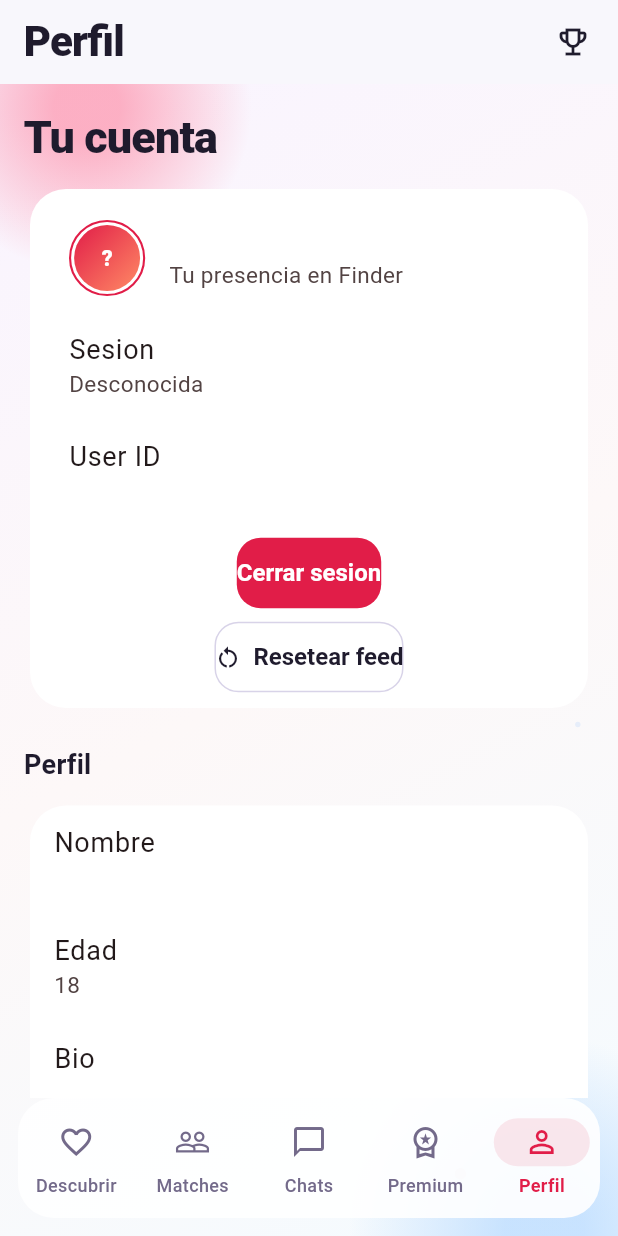
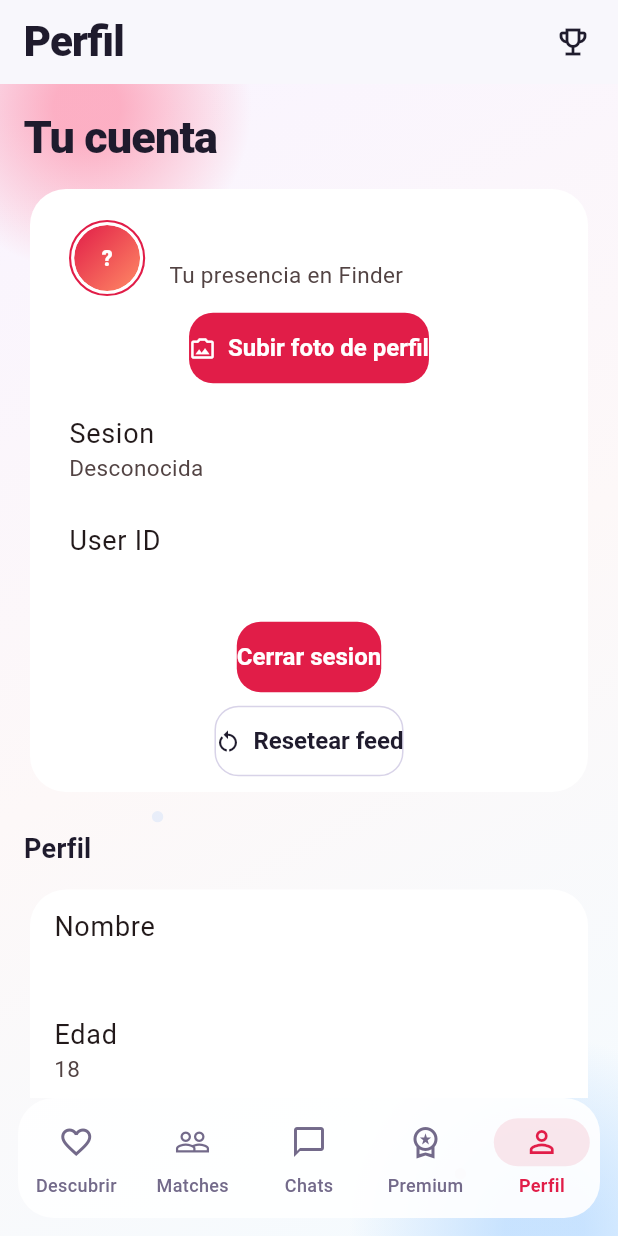
Before and after one commit to Lisandro1313/Finder, a Flutter app: the screen it shows once a user with an empty profile is signed in, item 5 of the bottom bar chosen, on a phone screen of 412 x 824 dp. Run offline on Flutter 3.47's test engine with Material 2 defaults, Android fonts, the phone set to English and light mode, and no system bars; our stand-ins replace cloud_firestore, firebase_auth, firebase_core, firebase_messaging, firebase_storage, google_sign_in and 2 more; accounts and stored records are empty.

Commit message:
feat(profile): add real photo upload flow with firebase storage and polish retention UX

```diff
--- a/lib/data/models/finder_profile.dart
+++ b/lib/data/models/finder_profile.dart
@@ -5,6 +5,7 @@ class FinderProfile {
     required this.age,
     required this.distanceKm,
     required this.bio,
+    this.photoUrl,
   });
 
   final String id;
@@ -12,4 +13,5 @@ class FinderProfile {
   final int age;
   final int distanceKm;
   final String bio;
+  final String? photoUrl;
 }
--- a/lib/data/models/user_profile.dart
+++ b/lib/data/models/user_profile.dart
@@ -5,6 +5,7 @@ class UserProfile {
     required this.age,
     required this.bio,
     required this.distanceKm,
+    this.photoUrl,
   });
 
   final String id;
@@ -12,4 +13,5 @@ class UserProfile {
   final int age;
   final String bio;
   final int distanceKm;
+  final String? photoUrl;
 }
--- a/lib/data/repositories/discover_repository.dart
+++ b/lib/data/repositories/discover_repository.dart
@@ -42,6 +42,7 @@ class FirestoreDiscoverRepository implements DiscoverRepository {
             age: (data['age'] as num?)?.toInt() ?? 18,
             distanceKm: (data['distanceKm'] as num?)?.toInt() ?? 1,
             bio: data['bio'] as String? ?? 'Sin bio por ahora.',
+            photoUrl: data['photoUrl'] as String?,
           );
         })
         .where((p) => p.age >= preferences.minAge && p.age <= preferences.maxAge)
@@ -96,6 +97,7 @@ class MockDiscoverRepository implements DiscoverRepository {
         age: 24,
         distanceKm: 2,
         bio: 'Cafe, gym y viajes cortos.',
+        photoUrl: null,
       ),
       FinderProfile(
         id: 'lucas_27',
@@ -103,6 +105,7 @@ class MockDiscoverRepository implements DiscoverRepository {
         age: 27,
         distanceKm: 4,
         bio: 'Sushi fan, perro lover, full buena onda.',
+        photoUrl: null,
       ),
       FinderProfile(
         id: 'valen_22',
@@ -110,6 +113,7 @@ class MockDiscoverRepository implements DiscoverRepository {
         age: 22,
         distanceKm: 1,
         bio: 'Me gusta bailar, hablar de todo y salir.',
+        photoUrl: null,
       ),
     ];
 
--- a/lib/features/common/identity_avatar.dart
+++ b/lib/features/common/identity_avatar.dart
@@ -8,6 +8,7 @@ class IdentityAvatar extends StatelessWidget {
     this.radius = 22,
     this.showRing = false,
     this.heroTag,
+    this.imageUrl,
   });
 
   final String seed;
@@ -15,36 +16,27 @@ class IdentityAvatar extends StatelessWidget {
   final double radius;
   final bool showRing;
   final String? heroTag;
+  final String? imageUrl;
 
   @override
   Widget build(BuildContext context) {
     final colors = _paletteForSeed(seed);
     final initials = _initialsFromLabel(label);
 
+    final hasImage = imageUrl != null && imageUrl!.isNotEmpty;
     final avatar = CircleAvatar(
       radius: radius,
       backgroundColor: Colors.transparent,
-      child: Container(
-        width: radius * 2,
-        height: radius * 2,
-        decoration: BoxDecoration(
-          shape: BoxShape.circle,
-          gradient: LinearGradient(
-            begin: Alignment.topLeft,
-            end: Alignment.bottomRight,
-            colors: colors,
-          ),
-        ),
-        alignment: Alignment.center,
-        child: Text(
-          initials,
-          style: TextStyle(
-            color: Colors.white,
-            fontSize: radius * 0.65,
-            fontWeight: FontWeight.w800,
-            letterSpacing: 0.2,
-          ),
-        ),
+      child: ClipOval(
+        child: hasImage
+            ? Image.network(
+                imageUrl!,
+                width: radius * 2,
+                height: radius * 2,
+                fit: BoxFit.cover,
+                errorBuilder: (_, __, ___) => _InitialsCircle(radius: radius, colors: colors, initials: initials),
+              )
+            : _InitialsCircle(radius: radius, colors: colors, initials: initials),
       ),
     );
 
@@ -66,6 +58,44 @@ class IdentityAvatar extends StatelessWidget {
     }
 
     return result;
+  }
+}
+
+class _InitialsCircle extends StatelessWidget {
+  const _InitialsCircle({
+    required this.radius,
+    required this.colors,
+    required this.initials,
+  });
+
+  final double radius;
+  final List<Color> colors;
+  final String initials;
+
+  @override
+  Widget build(BuildContext context) {
+    return Container(
+      width: radius * 2,
+      height: radius * 2,
+      decoration: BoxDecoration(
+        shape: BoxShape.circle,
+        gradient: LinearGradient(
+          begin: Alignment.topLeft,
+          end: Alignment.bottomRight,
+          colors: colors,
+        ),
+      ),
+      alignment: Alignment.center,
+      child: Text(
+        initials,
+        style: TextStyle(
+          color: Colors.white,
+          fontSize: radius * 0.65,
+          fontWeight: FontWeight.w800,
+          letterSpacing: 0.2,
+        ),
+      ),
+    );
   }
 }
 
--- a/lib/features/discover/discover_tab.dart
+++ b/lib/features/discover/discover_tab.dart
@@ -181,6 +181,7 @@ class _DiscoverTabState extends State<DiscoverTab> {
                                         label: profile.name,
                                         radius: 40,
                                         showRing: true,
+                                        imageUrl: profile.photoUrl,
                                       ),
                                     ),
                                   ],
--- a/lib/features/profile/profile_tab.dart
+++ b/lib/features/profile/profile_tab.dart
@@ -1,4 +1,5 @@
 import 'package:flutter/material.dart';
+import 'package:image_picker/image_picker.dart';
 
 import '../../data/models/report_item.dart';
 import '../../data/models/user_preferences.dart';
@@ -36,6 +37,7 @@ class _ProfileTabState extends State<ProfileTab> {
   final _minAgeController = TextEditingController();
   final _maxAgeController = TextEditingController();
   final _maxDistanceController = TextEditingController();
+  bool _uploadingPhoto = false;
 
   @override
   void dispose() {
@@ -79,10 +81,23 @@ class _ProfileTabState extends State<ProfileTab> {
                         label: profile.name,
                         radius: 22,
                         showRing: true,
+                        imageUrl: profile.photoUrl,
                       ),
                       title: Text(profile.name),
                       subtitle: const Text('Tu presencia en Finder'),
                     ),
+                    FilledButton.tonalIcon(
+                      onPressed: _uploadingPhoto ? null : () => _pickAndUploadPhoto(profile),
+                      icon: _uploadingPhoto
+                          ? const SizedBox(
+                              width: 16,
+                              height: 16,
+                              child: CircularProgressIndicator(strokeWidth: 2),
+                            )
+                          : const Icon(Icons.photo_camera_back_outlined),
+                      label: Text(_uploadingPhoto ? 'Subiendo foto...' : 'Subir foto de perfil'),
+                    ),
+                    const SizedBox(height: 8),
                     ListTile(title: const Text('Sesion'), subtitle: Text(widget.sessionLabel)),
                     ListTile(title: const Text('User ID'), subtitle: Text(widget.currentUserId)),
                     const SizedBox(height: 6),
@@ -303,4 +318,57 @@ class _ProfileTabState extends State<ProfileTab> {
       selection: TextSelection.collapsed(offset: nextValue.length),
     );
   }
+
+  Future<void> _pickAndUploadPhoto(UserProfile currentProfile) async {
+    final picker = ImagePicker();
+    final file = await picker.pickImage(
+      source: ImageSource.gallery,
+      maxWidth: 1080,
+      imageQuality: 86,
+    );
+
+    if (file == null) return;
+
+    setState(() => _uploadingPhoto = true);
+    try {
+      final bytes = await file.readAsBytes();
+      final extension = _fileExtension(file.name);
+      final url = await widget.profileRepository.uploadProfilePhoto(
+        userId: widget.currentUserId,
+        bytes: bytes,
+        fileExtension: extension,
+      );
+
+      if (url != null && currentProfile.photoUrl != url) {
+        await widget.profileRepository.saveProfile(
+          UserProfile(
+            id: currentProfile.id,
+            name: currentProfile.name,
+            age: currentProfile.age,
+            bio: currentProfile.bio,
+            distanceKm: currentProfile.distanceKm,
+            photoUrl: url,
+          ),
+        );
+      }
+
+      if (!mounted) return;
+      ScaffoldMessenger.of(context).showSnackBar(
+        const SnackBar(content: Text('Foto de perfil actualizada.')),
+      );
+    } catch (_) {
+      if (!mounted) return;
+      ScaffoldMessenger.of(context).showSnackBar(
+        const SnackBar(content: Text('No se pudo subir la foto. Intenta nuevamente.')),
+      );
+    } finally {
+      if (mounted) setState(() => _uploadingPhoto = false);
+    }
+  }
+
+  String _fileExtension(String fileName) {
+    final idx = fileName.lastIndexOf('.');
+    if (idx == -1 || idx == fileName.length - 1) return 'jpg';
+    return fileName.substring(idx + 1).toLowerCase();
+  }
 }
--- a/lib/main.dart
+++ b/lib/main.dart
@@ -1,6 +1,7 @@
 import 'package:cloud_firestore/cloud_firestore.dart';
 import 'package:firebase_auth/firebase_auth.dart';
 import 'package:firebase_messaging/firebase_messaging.dart';
+import 'package:firebase_storage/firebase_storage.dart';
 import 'package:flutter/foundation.dart';
 import 'package:flutter/material.dart';
 import 'package:google_sign_in/google_sign_in.dart';
@@ -31,7 +32,7 @@ Future<void> main() async {
       ? FirebaseAuthRepository(FirebaseAuth.instance, GoogleSignIn())
       : MockAuthRepository();
   final profileRepository = useFirebaseBackend
-      ? FirestoreProfileRepository(FirebaseFirestore.instance)
+      ? FirestoreProfileRepository(FirebaseFirestore.instance, FirebaseStorage.instance)
       : MockProfileRepository();
   final discoverRepository = useFirebaseBackend
       ? FirestoreDiscoverRepository(FirebaseFirestore.instance)
--- a/pubspec.yaml
+++ b/pubspec.yaml
@@ -38,9 +38,11 @@ dependencies:
   firebase_core: ^2.24.2
   firebase_auth: ^4.16.0
   cloud_firestore: ^4.14.0
+  firebase_storage: ^11.6.0
   in_app_purchase: ^3.1.13
   firebase_messaging: ^14.7.10
   google_sign_in: ^6.1.6
+  image_picker: ^0.8.9
 
 dev_dependencies:
   flutter_test:
```
Also changed, not shown: lib/data/repositories/profile_repository.dart (+61 -2 lines), firebase.json, pubspec.lock, 9 other files.
